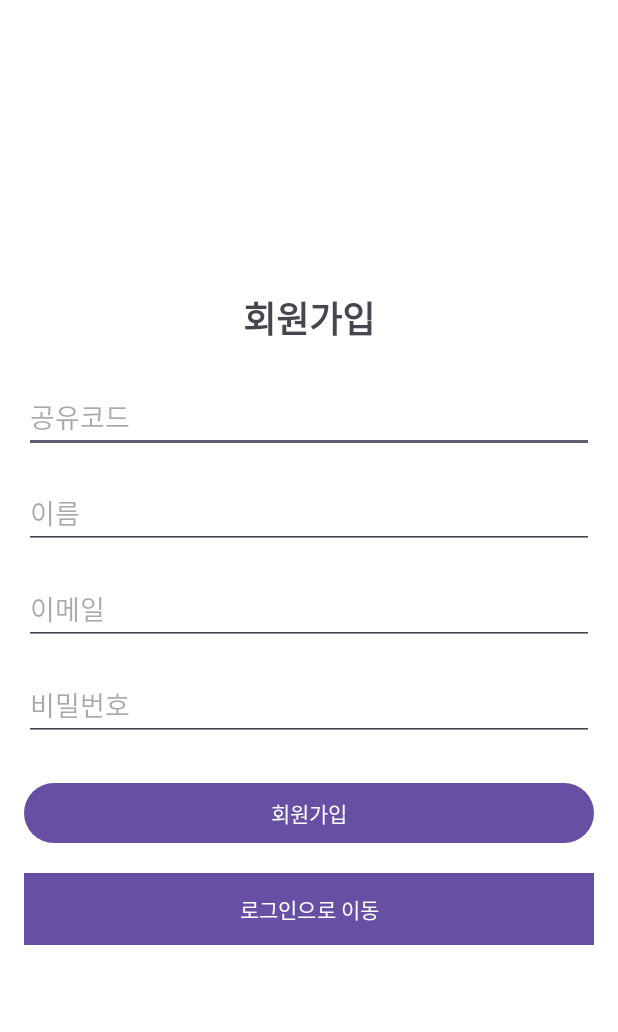
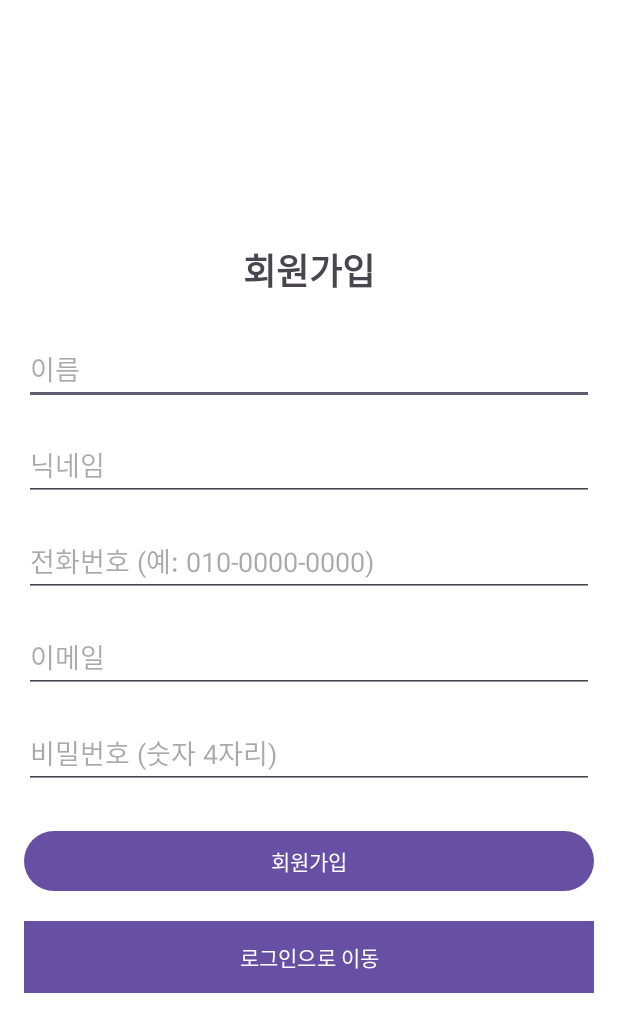
Before and after one commit to sujikim1130/SWU_GURU2_8, an Android app: the screen it shows after launch (SignupActivity), after a tap on "회원가입으로 이동", on a phone screen of 412 x 824 dp. Shown: the top 1032 px of the screen. Run offline under Robolectric (Android 15) with nearby library versions, the phone set to English and light mode, and no system bars.

Commit message:
로그인 화면 최종 수정

```diff
--- a/app/src/main/AndroidManifest.xml
+++ b/app/src/main/AndroidManifest.xml
@@ -24,6 +24,7 @@
         </activity>
         <!--        회원가입을 위한 페이지 이동을 위해 추가-->
         <activity android:name=".SignupActivity" />
+        <activity android:name=".FragmentActivity" />
     </application>
 
 </manifest>
--- a/app/src/main/java/com/example/guru_8/DatabaseHelper.kt
+++ b/app/src/main/java/com/example/guru_8/DatabaseHelper.kt
@@ -7,24 +7,26 @@ import android.database.sqlite.SQLiteOpenHelper
 class DatabaseHelper(context: Context) : SQLiteOpenHelper(context, DATABASE_NAME, null, DATABASE_VERSION) {
 
     companion object {
-        const val DATABASE_NAME = "BudgetApp.db"
-        const val DATABASE_VERSION = 2
+        const val DATABASE_NAME = "ourBudgetApp.db"
+        const val DATABASE_VERSION = 3
 
         // Users 테이블
-        private const val TABLE_USERS = "users"
-        private const val COLUMN_USER_ID = "id"
-        private const val COLUMN_USERNAME = "name"
-        private const val COLUMN_EMAIL = "email"
-        private const val COLUMN_PASSWORD = "password"
+        const val TABLE_USERS = "users"
+        const val COLUMN_USER_ID = "id"
+        const val COLUMN_USERNAME = "name"
+        const val COLUMN_NICKNAME = "nickname"
+        const val COLUMN_PHONE = "phone"
+        const val COLUMN_EMAIL = "email"
+        const val COLUMN_PASSWORD = "password"
 
         // Expenses 테이블
-        private const val TABLE_EXPENSES = "expenses"
-        private const val COLUMN_EXPENSE_ID = "id"
-        private const val COLUMN_USER_ID_FK = "user_id"
-        private const val COLUMN_DATE = "date"
-        private const val COLUMN_CATEGORY = "category"
-        private const val COLUMN_AMOUNT = "amount"
-        private const val COLUMN_DESCRIPTION = "description"
+        const val TABLE_EXPENSES = "expenses"
+        const val COLUMN_EXPENSE_ID = "id"
+        const val COLUMN_USER_ID_FK = "user_id"
+        const val COLUMN_DATE = "date"
+        const val COLUMN_CATEGORY = "category"
+        const val COLUMN_AMOUNT = "amount"
+        const val COLUMN_DESCRIPTION = "description"
     }
 
     override fun onCreate(db: SQLiteDatabase) {
@@ -33,6 +35,8 @@ class DatabaseHelper(context: Context) : SQLiteOpenHelper(context, DATABASE_NAME
             CREATE TABLE $TABLE_USERS (
                 $COLUMN_USER_ID INTEGER PRIMARY KEY AUTOINCREMENT,
                 $COLUMN_USERNAME TEXT NOT NULL,
+                $COLUMN_NICKNAME TEXT NOT NULL,
+                $COLUMN_PHONE TEXT NOT NULL,
                 $COLUMN_EMAIL TEXT NOT NULL,
                 $COLUMN_PASSWORD TEXT NOT NULL
             )
--- a/app/src/main/res/layout/activity_signup.xml
+++ b/app/src/main/res/layout/activity_signup.xml
@@ -8,7 +8,6 @@
     android:background="#FFFFFF">
 
     <TextView
-        android:id="@+id/tvSignupTitle"
         android:layout_width="wrap_content"
         android:layout_height="wrap_content"
         android:text="회원가입"
@@ -17,17 +16,25 @@
         android:layout_marginBottom="24dp" />
 
     <EditText
-        android:id="@+id/etpersonalid"
-        android:layout_width="match_parent"
-        android:layout_height="wrap_content"
-        android:hint="공유코드"
-        android:layout_marginBottom="16dp" />
-
-    <EditText
         android:id="@+id/etName"
         android:layout_width="match_parent"
         android:layout_height="wrap_content"
         android:hint="이름"
+        android:layout_marginBottom="16dp" />
+
+    <EditText
+        android:id="@+id/etNickname"
+        android:layout_width="match_parent"
+        android:layout_height="wrap_content"
+        android:hint="닉네임"
+        android:layout_marginBottom="16dp" />
+
+    <EditText
+        android:id="@+id/etPhone"
+        android:layout_width="match_parent"
+        android:layout_height="wrap_content"
+        android:hint="전화번호 (예: 010-0000-0000)"
+        android:inputType="phone"
         android:layout_marginBottom="16dp" />
 
     <EditText
@@ -42,8 +49,9 @@
         android:id="@+id/etPassword"
         android:layout_width="match_parent"
         android:layout_height="wrap_content"
-        android:hint="비밀번호"
-        android:inputType="textPassword"
+        android:hint="비밀번호 (숫자 4자리)"
+        android:inputType="numberPassword"
+        android:maxLength="4"
         android:layout_marginBottom="24dp" />
 
     <Button
```
Also changed, not shown: app/src/main/java/com/example/guru_8/LoginActivity.kt (deleted, +0 -74 lines), app/src/main/java/com/example/guru_8/MainActivity.kt (+7 -1 lines), app/src/main/java/com/example/guru_8/SignupActivity.kt (+16 -30 lines), app/src/main/res/layout/activity_login.xml (deleted, +0 -180 lines), app/src/main/res/layout/activity_main.xml (+7 -0 lines).
